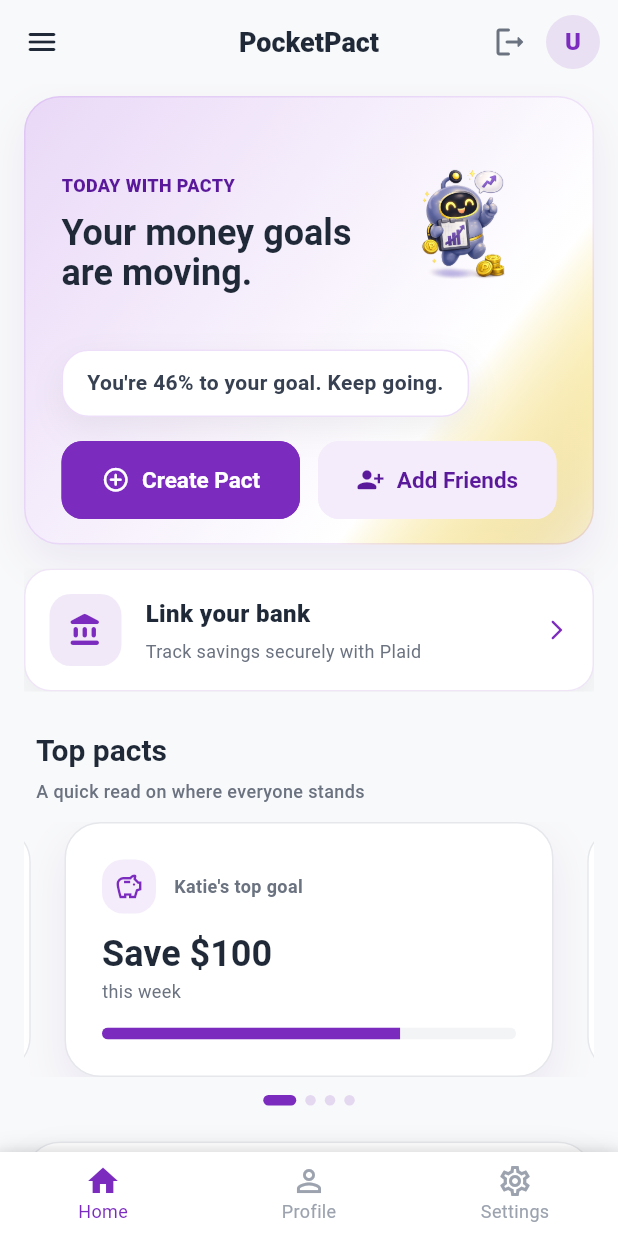
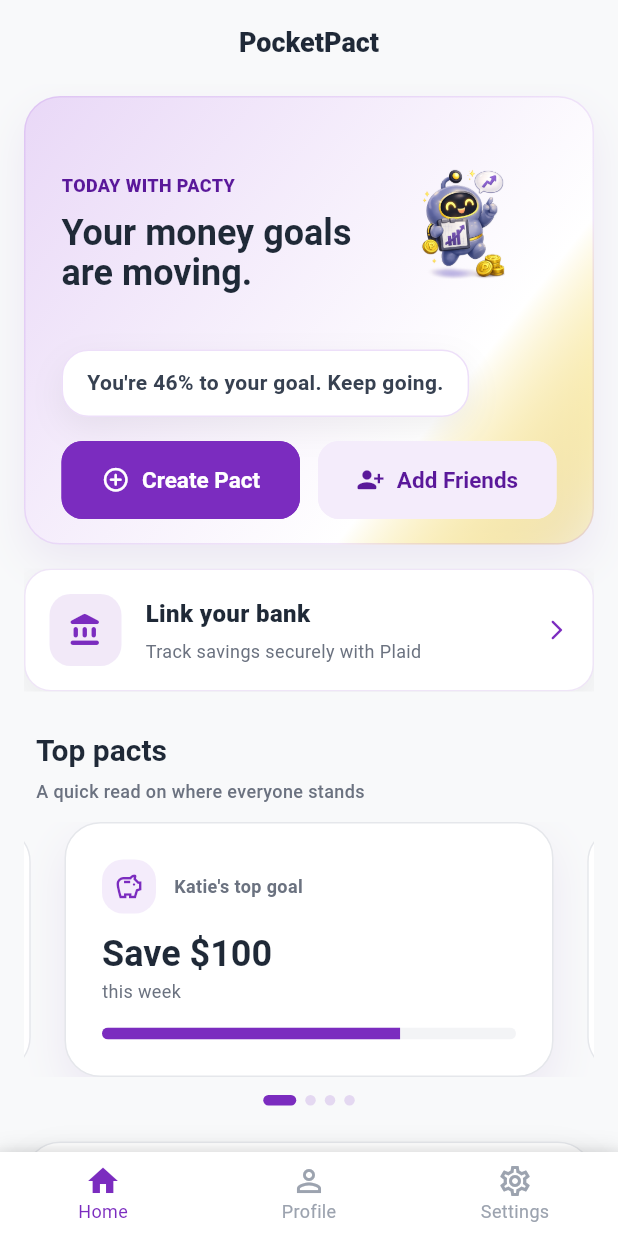
Before and after one commit to vishnusb18/PocketPact, a Flutter app: the DashboardScreen screen opened by its route, on a phone screen of 412 x 824 dp. Run offline on Flutter 3.47's test engine with Material 3 defaults, Android fonts, the phone set to English and light mode, and no system bars; our stand-ins replace cloud_firestore, firebase_auth, firebase_core, flutter_secure_storage, table_calendar; missing offline and left inert: plaid_flutter; accounts and stored records are empty.

Commit message:
Removed all icons from top navbar across pages

```diff
--- a/lib/screens/dashboard_screen.dart
+++ b/lib/screens/dashboard_screen.dart
@@ -201,34 +201,7 @@ class _DashboardScreenState extends State<DashboardScreen> {
       ),
       appBar: AppBar(
         title: const Text('PocketPact'),
-        leading: IconButton(
-          icon: const Icon(Icons.menu_rounded),
-          onPressed: () => _scaffoldKey.currentState?.openDrawer(),
-        ),
-        actions: [
-          IconButton(
-            icon: const Icon(Icons.logout_rounded, color: AppColors.textSecondary),
-            onPressed: () => _handleSignOut(context),
-            tooltip: 'Sign Out',
-          ),
-          Padding(
-            padding: const EdgeInsets.only(right: AppSpacing.sm),
-            child: GestureDetector(
-              onTap: () => Navigator.pushNamed(context, '/profile'),
-              child: CircleAvatar(
-                radius: 18,
-                backgroundColor: AppColors.primaryPurple.withOpacity(0.12),
-                child: Text(
-                  initial,
-                  style: const TextStyle(
-                    fontWeight: FontWeight.w800,
-                    color: AppColors.primaryPurple,
-                  ),
-                ),
-              ),
-            ),
-          ),
-        ],
+        automaticallyImplyLeading: false,
       ),
       body: SafeArea(
         child: SingleChildScrollView(
```
Also changed, not shown: lib/screens/profile_screen.dart (+5 -5 lines).
